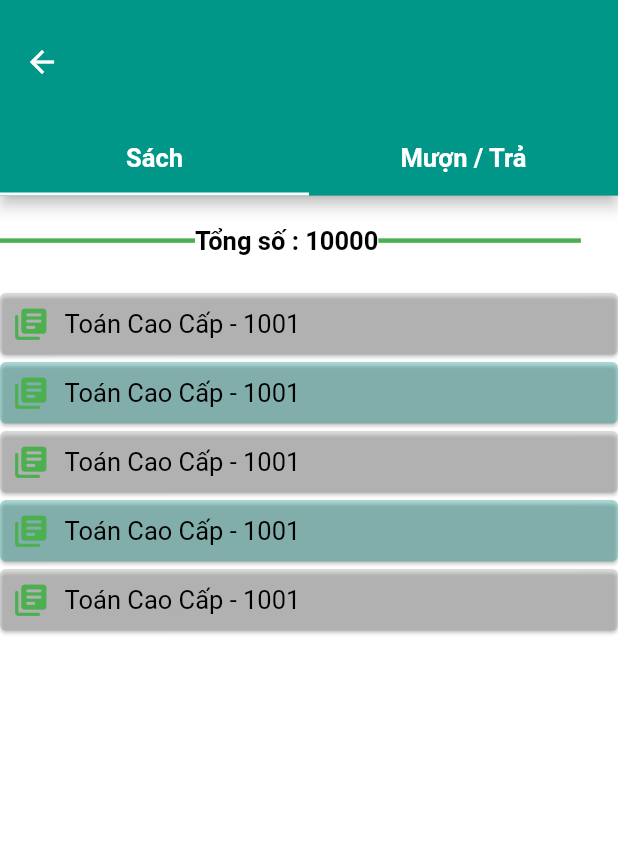
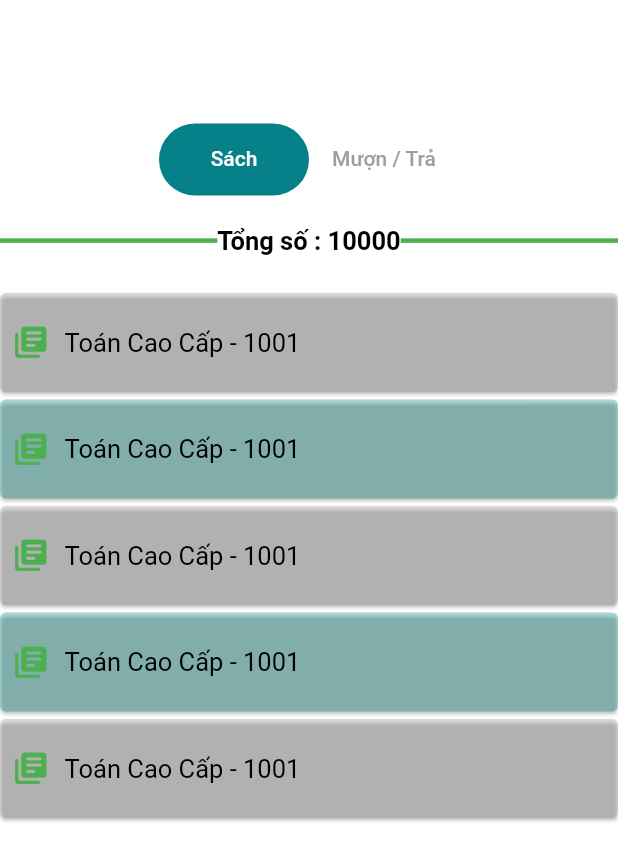
Before and after one commit to haongo00/AppTV, a Flutter app: the InputView screen opened by its route, on a phone screen of 412 x 824 dp. Shown: the top 861 px of the screen. Run offline on Flutter 3.47's test engine with Material 2 defaults, Android fonts, the phone set to English and light mode, and no system bars; our stand-ins replace dio, flutter_bloc, flutter_form_builder, flutter_modular, fluttertoast, shared_preferences; accounts and stored records are empty; Roboto replaces fonts that are missing (Quicksand); statements that could not run were skipped.

Commit message:
config token

```diff
--- a/lib/app/home/library/nhap-lieu/input.view.dart
+++ b/lib/app/home/library/nhap-lieu/input.view.dart
@@ -15,26 +15,29 @@ class _InputViewState extends State<InputView> {
         length: 2,
         child: Scaffold(
           appBar: AppBar(
+            elevation: 0,
             toolbarHeight: SizeConfig.blockSizeVertical * 10,
-            backgroundColor: Colors.teal,
+            backgroundColor: Colors.white,
             bottom: TabBar(
+              unselectedLabelColor: Colors.grey,
+              indicatorSize: TabBarIndicatorSize.label,
+              indicator: BoxDecoration(
+                  borderRadius: BorderRadius.circular(50),
+                  color: Color(0xff068189)),
               labelPadding: EdgeInsets.zero,
               isScrollable: true,
               indicatorWeight: 2.0,
-              indicatorColor: Colors.white,
               tabs: [
-                Tab(
-                  child: Container(
-                    width: SizeConfig.blockSizeHorizontal*50,
-                    alignment: Alignment.center,
-                    child: Text("Sách", style: TextStyle(color: Colors.white, fontSize: 17, fontWeight: FontWeight.bold)),
+                SizedBox(
+                  width: 100,
+                  child: Tab(
+                    text: "Sách",
                   ),
                 ),
-                Tab(
-                  child: Container(
-                    width: SizeConfig.blockSizeHorizontal*50,
-                    alignment: Alignment.center,
-                    child: Text("Mượn / Trả", style: TextStyle(color: Colors.white, fontSize: 17, fontWeight: FontWeight.bold)),
+                SizedBox(
+                  width: 100,
+                  child: Tab(
+                    text: "Mượn / Trả",
                   ),
                 ),
               ],
--- a/lib/app/home/library/nhap-lieu/sach/list-book.view.dart
+++ b/lib/app/home/library/nhap-lieu/sach/list-book.view.dart
@@ -15,16 +15,20 @@ class _ListBookViewState extends State<ListBookView> {
             SizedBox(height: 20),
             Row(
               children: [
-                Container(
+                Expanded(
+                  child: Container(
                     color: Colors.green,
                     width: 130,
                     height: 3,
                   ),
+                ),
                 Text("Tổng số : 10000",style: TextStyle(color: Colors.black, fontSize: 17, fontWeight: FontWeight.bold)),
-                Container(
+                Expanded(
+                  child: Container(
                     color: Colors.green,
                     width: 135,
                     height: 3,
+                  ),
                 ),
               ],
             ),
@@ -32,11 +36,11 @@ class _ListBookViewState extends State<ListBookView> {
             ...List.generate(5, (index) {
               return Card(
                 margin: EdgeInsets.only(top: 5.0),
-                elevation: 1.0,
                 color: (index % 2 == 0) ? Colors.grey.withOpacity(0.3) : Colors.teal.withOpacity(0.3),
                 child: Padding(
                   padding: const EdgeInsets.all(8.0),
                   child: Container(
+                    height: 50,
                     child: Row(
                       children: [
                         Icon(
--- a/lib/utils/api.dart
+++ b/lib/utils/api.dart
@@ -23,9 +23,9 @@ class API {
     };
 //    dio.interceptors
     dio.interceptors.add(InterceptorsWrapper(onRequest: (RequestOptions options) async {
-      // Application.sharePreference.hasKey("token")
-      //     ? options.headers["Authorization"] = "Bearer ${Application.sharePreference.getString("token")}"
-      //     : {};
+       Application.sharePreference.hasKey("token")
+           ? options.headers["token"] = "${Application.sharePreference.getString("token")}"
+           : {};
       print(options.uri);
       // Do something before request is sent
       return options; //continue
```
Also changed, not shown: 2 other files. Lines whose indentation alone changed are shown as unchanged.
